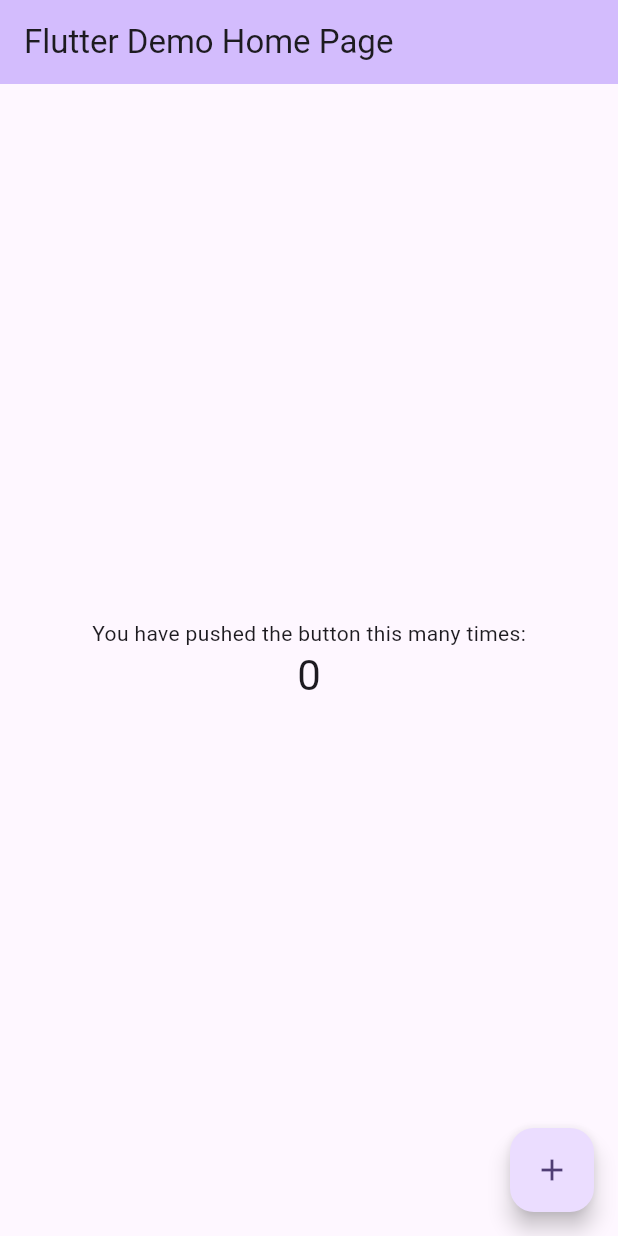
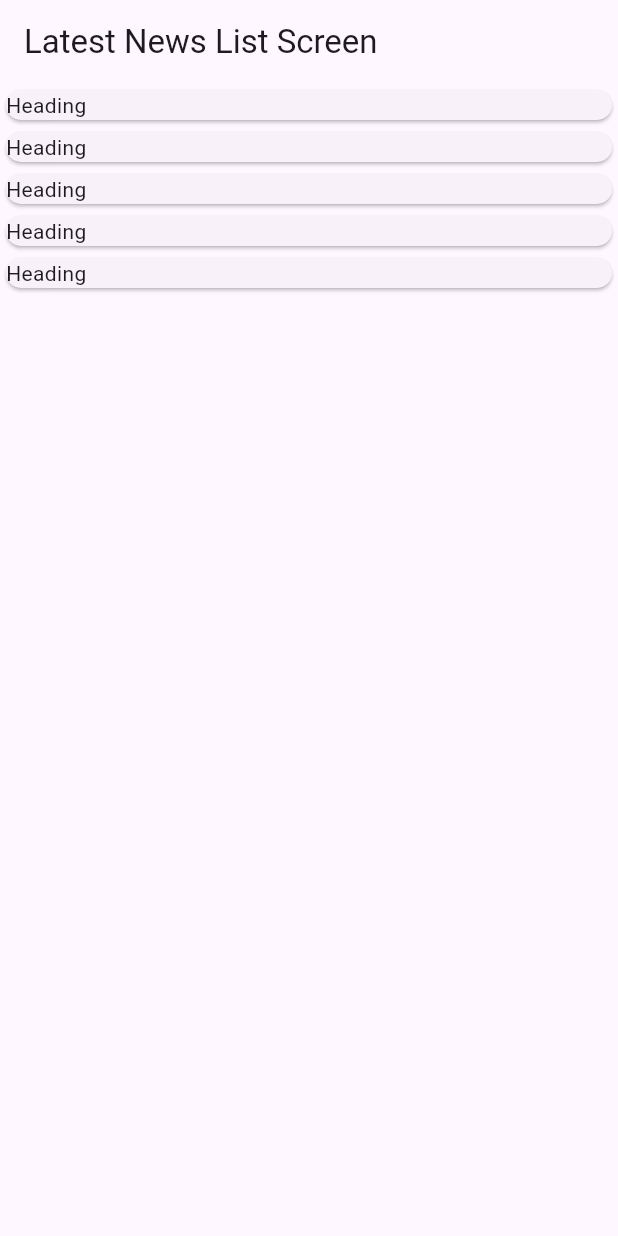
Before and after one commit to namankk/the_news_app, a Flutter app: the screen it shows after launch, on a phone screen of 412 x 824 dp. Run offline on Flutter 3.47's test engine with Material 2 defaults, Android fonts, the phone set to English and light mode, and no system bars.

Commit message:
- basic static new list page and new details page created

```diff
--- a/lib/main.dart
+++ b/lib/main.dart
@@ -1,4 +1,6 @@
 import 'package:flutter/material.dart';
+import 'package:the_news_app/pages/latest_news_list_page.dart';
+import 'package:the_news_app/pages/news_details_page.dart';
 
 void main() {
   runApp(const MyApp());
@@ -13,113 +15,17 @@ class MyApp extends StatelessWidget {
     return MaterialApp(
       title: 'Flutter Demo',
       theme: ThemeData(
-        // This is the theme of your application.
-        //
-        // TRY THIS: Try running your application with "flutter run". You'll see
-        // the application has a blue toolbar. Then, without quitting the app,
-        // try changing the seedColor in the colorScheme below to Colors.green
-        // and then invoke "hot reload" (save your changes or press the "hot
-        // reload" button in a Flutter-supported IDE, or press "r" if you used
-        // the command line to start the app).
-        //
-        // Notice that the counter didn't reset back to zero; the application
-        // state is not lost during the reload. To reset the state, use hot
-        // restart instead.
-        //
-        // This works for code too, not just values: Most code changes can be
-        // tested with just a hot reload.
         colorScheme: ColorScheme.fromSeed(seedColor: Colors.deepPurple),
         useMaterial3: true,
       ),
-      home: const MyHomePage(title: 'Flutter Demo Home Page'),
+      home: const LatestNewsListPage(),
+      onGenerateRoute: (routes){
+        switch(routes.name){
+          case "NewsDetailsPage":
+            return MaterialPageRoute(builder: (context)=>const NewsDetailsPage());
+        }
+        return null;
+      },
     );
   }
 }
-
-class MyHomePage extends StatefulWidget {
-  const MyHomePage({super.key, required this.title});
-
-  // This widget is the home page of your application. It is stateful, meaning
-  // that it has a State object (defined below) that contains fields that affect
-  // how it looks.
-
-  // This class is the configuration for the state. It holds the values (in this
-  // case the title) provided by the parent (in this case the App widget) and
-  // used by the build method of the State. Fields in a Widget subclass are
-  // always marked "final".
-
-  final String title;
-
-  @override
-  State<MyHomePage> createState() => _MyHomePageState();
-}
-
-class _MyHomePageState extends State<MyHomePage> {
-  int _counter = 0;
-
-  void _incrementCounter() {
-    setState(() {
-      // This call to setState tells the Flutter framework that something has
-      // changed in this State, which causes it to rerun the build method below
-      // so that the display can reflect the updated values. If we changed
-      // _counter without calling setState(), then the build method would not be
-      // called again, and so nothing would appear to happen.
-      _counter++;
-    });
-  }
-
-  @override
-  Widget build(BuildContext context) {
-    // This method is rerun every time setState is called, for instance as done
-    // by the _incrementCounter method above.
-    //
-    // The Flutter framework has been optimized to make rerunning build methods
-    // fast, so that you can just rebuild anything that needs updating rather
-    // than having to individually change instances of widgets.
-    return Scaffold(
-      appBar: AppBar(
-        // TRY THIS: Try changing the color here to a specific color (to
-        // Colors.amber, perhaps?) and trigger a hot reload to see the AppBar
-        // change color while the other colors stay the same.
-        backgroundColor: Theme.of(context).colorScheme.inversePrimary,
-        // Here we take the value from the MyHomePage object that was created by
-        // the App.build method, and use it to set our appbar title.
-        title: Text(widget.title),
-      ),
-      body: Center(
-        // Center is a layout widget. It takes a single child and positions it
-        // in the middle of the parent.
-        child: Column(
-          // Column is also a layout widget. It takes a list of children and
-          // arranges them vertically. By default, it sizes itself to fit its
-          // children horizontally, and tries to be as tall as its parent.
-          //
-          // Column has various properties to control how it sizes itself and
-          // how it positions its children. Here we use mainAxisAlignment to
-          // center the children vertically; the main axis here is the vertical
-          // axis because Columns are vertical (the cross axis would be
-          // horizontal).
-          //
-          // TRY THIS: Invoke "debug painting" (choose the "Toggle Debug Paint"
-          // action in the IDE, or press "p" in the console), to see the
-          // wireframe for each widget.
-          mainAxisAlignment: MainAxisAlignment.center,
-          children: <Widget>[
-            const Text(
-              'You have pushed the button this many times:',
-            ),
-            Text(
-              '$_counter',
-              style: Theme.of(context).textTheme.headlineMedium,
-            ),
-          ],
-        ),
-      ),
-      floatingActionButton: FloatingActionButton(
-        onPressed: _incrementCounter,
-        tooltip: 'Increment',
-        child: const Icon(Icons.add),
-      ), // This trailing comma makes auto-formatting nicer for build methods.
-    );
-  }
-}
--- /dev/null
+++ b/lib/pages/latest_news_list_page.dart
@@ -0,0 +1,26 @@
+import 'package:flutter/material.dart';
+
+class LatestNewsListPage extends StatelessWidget {
+  const LatestNewsListPage({Key? key}) : super(key: key);
+
+  @override
+  Widget build(BuildContext context) {
+    return Scaffold(
+      appBar: AppBar(
+        title: const Text("Latest News List Screen"),
+      ),
+      body: ListView.builder(
+          itemBuilder: (context, index) {
+            return InkWell(
+              onTap: () {
+                Navigator.of(context).pushNamed("NewsDetailsPage");
+              },
+              child: const Card(
+                child: Text("Heading"),
+              ),
+            );
+          },
+          itemCount: 5),
+    );
+  }
+}
```
Also changed, not shown: lib/pages/news_details_page.dart (added, +27 -0 lines).
